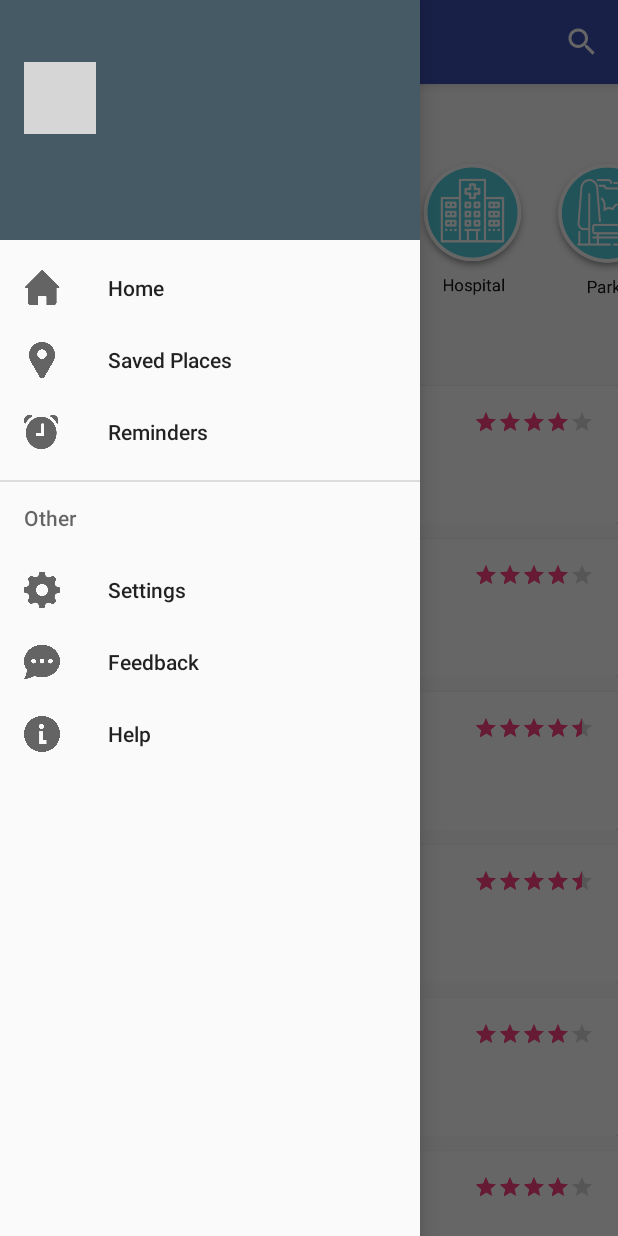
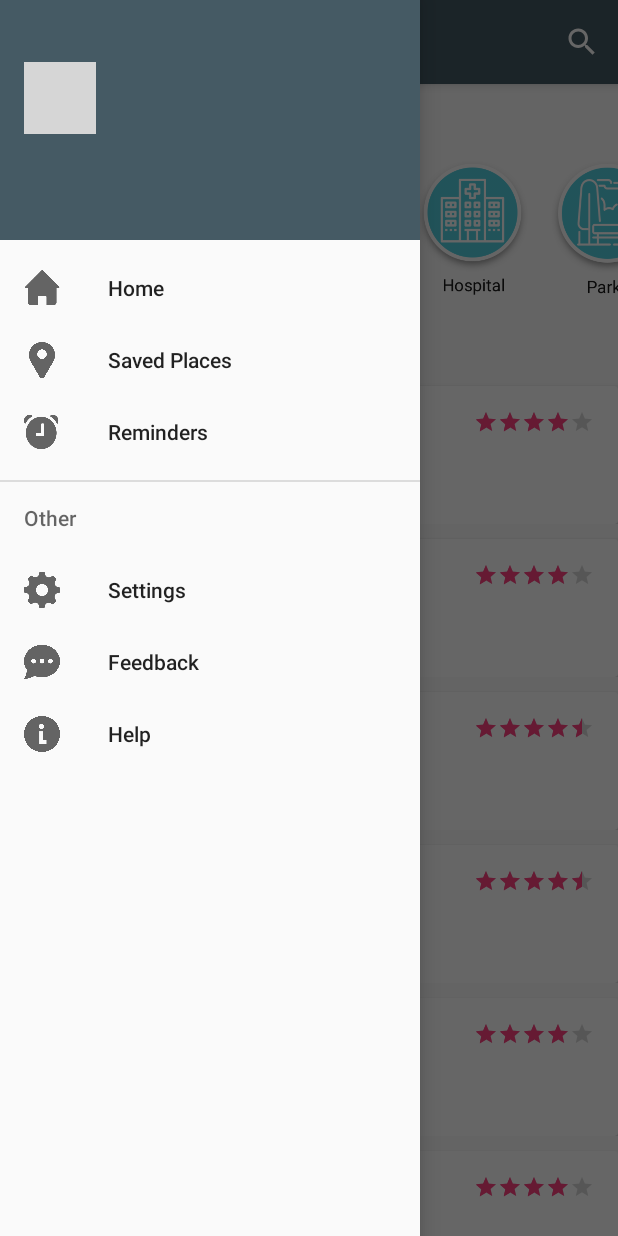
Before and after one commit to romilparh/Locus---Location-Based-POI-Finder, an Android app: the MainActivity screen opened directly, with no data from a screen before it, with the side drawer open, on a phone screen of 412 x 824 dp. Run offline under Robolectric (Android 15) with nearby library versions, the phone set to English and light mode, and no system bars; our stand-ins replace CircleImageView, Picasso; pictures from the network do not load; grey boxes are pictures that could not be loaded.

Commit message:
Changed App's Primary Colors

```diff
--- a/app/src/main/res/values/colors.xml
+++ b/app/src/main/res/values/colors.xml
@@ -1,7 +1,7 @@
 <?xml version="1.0" encoding="utf-8"?>
 <resources>
-    <color name="colorPrimary">#3F51B5</color>
-    <color name="colorPrimaryDark">#303F9F</color>
+    <color name="colorPrimary">#455a64</color>
+    <color name="colorPrimaryDark">#37474f</color>
     <color name="colorAccent">#FF4081</color>
     <color name="white">#FFFFFF</color>
     <color name="nav_header_main_black">#000000</color>
```
